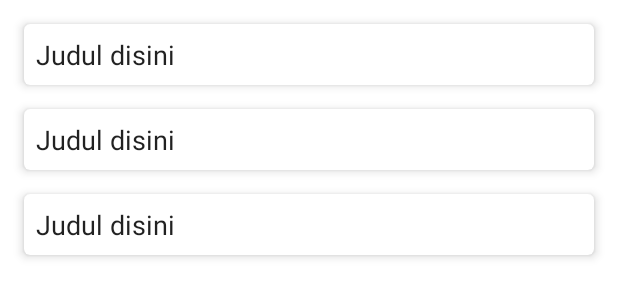
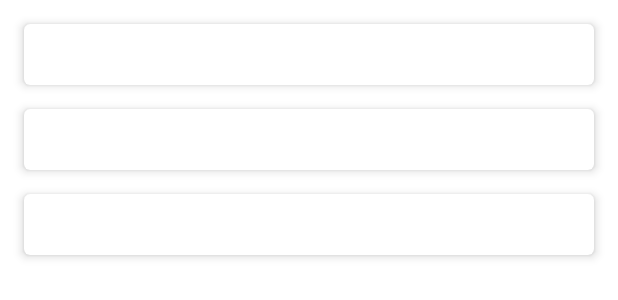
Before and after one commit to dwinabelaa/PraktikumMobile, an Android app: the layout fragment_provinsi_list.xml on its own in the app's theme, with its tools: preview values and no code run, on a phone screen of 412 x 824 dp. Shown: the top 300 px of the screen. Run offline under Robolectric (Android 15) with nearby library versions, the phone set to English and light mode, and no system bars.

Commit message:
memperbaiki source code

```diff
--- a/Modul5/app/src/main/java/com/dwinabela/modul5/network/Prov.kt
+++ b/Modul5/app/src/main/java/com/dwinabela/modul5/network/Prov.kt
@@ -1,12 +1,6 @@
 package com.dwinabela.modul5.network
 
-
 import com.squareup.moshi.Json
-
-data class Prov(
-    @Json(name = "provinsi")
-    val provinsi: List<Provinsi>
-)
 
 data class Provinsi(
     @Json(name = "id")
--- a/Modul5/app/src/main/java/com/dwinabela/modul5/network/ProvinsiApiService.kt
+++ b/Modul5/app/src/main/java/com/dwinabela/modul5/network/ProvinsiApiService.kt
@@ -4,9 +4,7 @@ import com.squareup.moshi.Moshi
 import com.squareup.moshi.kotlin.reflect.KotlinJsonAdapterFactory
 import retrofit2.Retrofit
 import retrofit2.converter.moshi.MoshiConverterFactory
-import retrofit2.create
 import retrofit2.http.GET
-import retrofit2.http.Url
 
 private const val BASE_URL = "https://www.emsifa.com/api-wilayah-indonesia/api/"
 
@@ -19,12 +17,10 @@ private val retrofit = Retrofit.Builder()
     .baseUrl(BASE_URL)
     .build()
 
-
 interface ProvinsiServiceApi{
     @GET("provinces.json")
     suspend fun getData() :List<Province>
-    @GET
-    suspend fun getDataBaru(@Url url: String) : List<Province>
+
 }
 object ProvinsiApi{
     val retrofitServiceApi : ProvinsiServiceApi by lazy {
--- a/Modul5/app/src/main/java/com/dwinabela/modul5/ui/ProvinsiDetailFragment.kt
+++ b/Modul5/app/src/main/java/com/dwinabela/modul5/ui/ProvinsiDetailFragment.kt
@@ -5,17 +5,14 @@ import android.view.LayoutInflater
 import android.view.MenuItem
 import android.view.View
 import android.view.ViewGroup
-import androidx.appcompat.app.AppCompatActivity
 import androidx.fragment.app.Fragment
 import androidx.fragment.app.activityViewModels
 import androidx.navigation.fragment.findNavController
 import com.dwinabela.modul5.R
 import com.dwinabela.modul5.databinding.FragmentProvinsiDetailBinding
 
-
 class ProvinsiDetailFragment : Fragment() {
     private val viewModel: ProvinsiViewModel by activityViewModels()
-
     override fun onCreateView(
         inflater: LayoutInflater,
         container: ViewGroup?,
@@ -24,15 +21,12 @@ class ProvinsiDetailFragment : Fragment() {
         val binding = FragmentProvinsiDetailBinding.inflate(inflater)
         binding.lifecycleOwner = this
         binding.viewModel = viewModel
-
-//        (activity as AppCompatActivity).supportActionBar?.title = ""
         return binding.root
     }
 
     override fun onCreate(savedInstanceState: Bundle?) {
         super.onCreate(savedInstanceState)
         setHasOptionsMenu(true)
-
     }
 
     override fun onOptionsItemSelected(item: MenuItem): Boolean {
--- a/Modul5/app/src/main/java/com/dwinabela/modul5/ui/ProvinsiListAdapter.kt
+++ b/Modul5/app/src/main/java/com/dwinabela/modul5/ui/ProvinsiListAdapter.kt
@@ -6,9 +6,7 @@ import androidx.recyclerview.widget.DiffUtil
 import androidx.recyclerview.widget.RecyclerView
 import androidx.recyclerview.widget.ListAdapter
 import com.dwinabela.modul5.databinding.ListViewItemBinding
-import com.dwinabela.modul5.network.Prov
 import com.dwinabela.modul5.network.Province
-import com.dwinabela.modul5.network.Provinsi
 
 class ProvinsiListAdapter(private val clickListener: ProvinsiListener) :
     ListAdapter<Province, ProvinsiListAdapter.ProvinsiViewHolder>(DiffCallback)
--- a/Modul5/app/src/main/java/com/dwinabela/modul5/ui/ProvinsiListFragment.kt
+++ b/Modul5/app/src/main/java/com/dwinabela/modul5/ui/ProvinsiListFragment.kt
@@ -8,7 +8,6 @@ import androidx.fragment.app.Fragment
 import androidx.fragment.app.activityViewModels
 import androidx.navigation.fragment.findNavController
 import com.dwinabela.modul5.R
-import com.dwinabela.modul5.databinding.FragmentProvinsiDetailBindingImpl
 import com.dwinabela.modul5.databinding.FragmentProvinsiListBinding
 
 class ProvinsiListFragment: Fragment() {
@@ -19,7 +18,6 @@ class ProvinsiListFragment: Fragment() {
         savedInstanceState: Bundle?
     ): View? {
         val binding = FragmentProvinsiListBinding.inflate(inflater)
-//        val binding = FragmentProvinsiDetailBindingImpl.inflate(inflater)
         myViewModel.getProvinsi()
         binding.lifecycleOwner = this
         binding.data = myViewModel
@@ -28,7 +26,6 @@ class ProvinsiListFragment: Fragment() {
             findNavController()
                 .navigate(R.id.action_provinsiListFragment_to_provinsiDetailFragment)
         })
-
         return binding.root
     }
 }
--- a/Modul5/app/src/main/java/com/dwinabela/modul5/ui/ProvinsiViewModel.kt
+++ b/Modul5/app/src/main/java/com/dwinabela/modul5/ui/ProvinsiViewModel.kt
@@ -5,9 +5,7 @@ import androidx.lifecycle.LiveData
 import androidx.lifecycle.MutableLiveData
 import androidx.lifecycle.ViewModel
 import androidx.lifecycle.viewModelScope
-import com.dwinabela.modul5.network.Prov
 import com.dwinabela.modul5.network.Province
-import com.dwinabela.modul5.network.Provinsi
 import com.dwinabela.modul5.network.ProvinsiApi
 import kotlinx.coroutines.launch
 
@@ -20,10 +18,8 @@ class ProvinsiViewModel : ViewModel() {
 
     fun getProvinsi() {
         viewModelScope.launch {
-//            _provinsi.value = ProvinsiApi.retrofitServiceApi.getData()
             try {
                 _provinsi.value = ProvinsiApi.retrofitServiceApi.getData()
-//                _provinsi.value = ProvinsiApi.retrofitServiceApi.getDataBaru("https://www.emsifa.com/api-wilayah-indonesia/api/provinces.json")
                 Log.d("berhasil",province.value.toString())
             }catch (e: Exception){
                 _provinsi.value = listOf(Province(1,"gagal"))
--- a/Modul5/app/src/main/res/layout/list_view_item.xml
+++ b/Modul5/app/src/main/res/layout/list_view_item.xml
@@ -31,8 +31,7 @@
             android:textSize="18sp"
             android:text="@{provinsi.name}"
             app:layout_constraintStart_toStartOf="parent"
-            app:layout_constraintTop_toTopOf="parent"
-            tools:text="Judul disini" />
+            app:layout_constraintTop_toTopOf="parent"/>
 
     </com.google.android.material.card.MaterialCardView>
 </layout>
```
Also changed, not shown: Modul5/app/src/main/res/layout/fragment_provinsi_detail.xml (+2 -5 lines).
